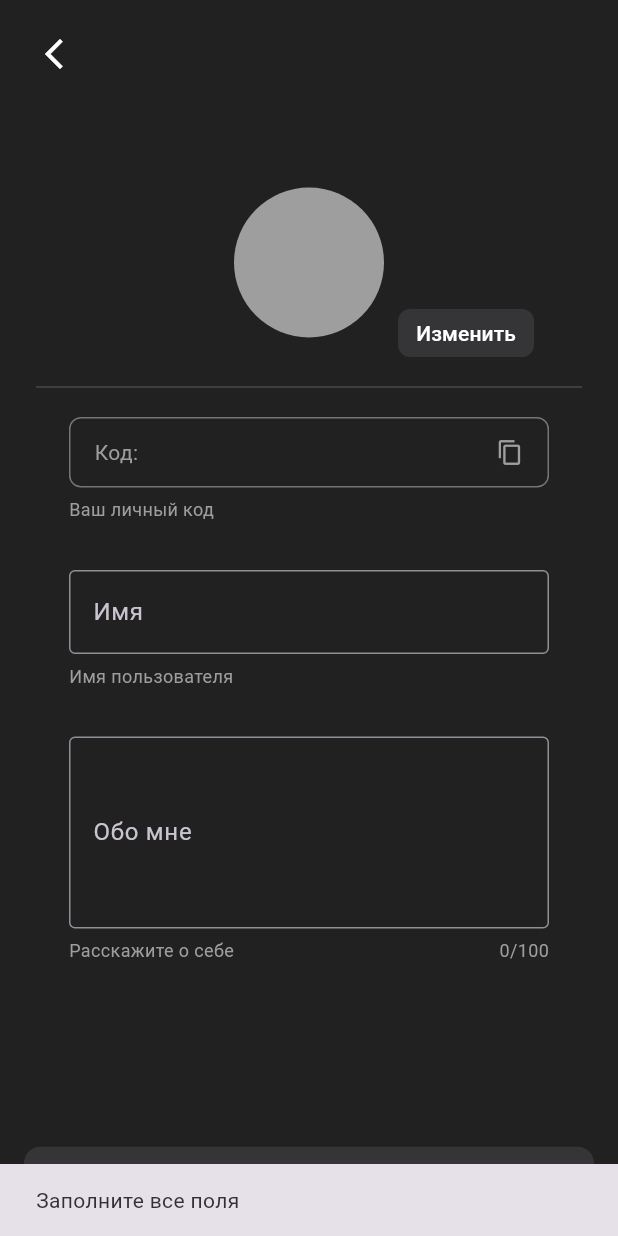
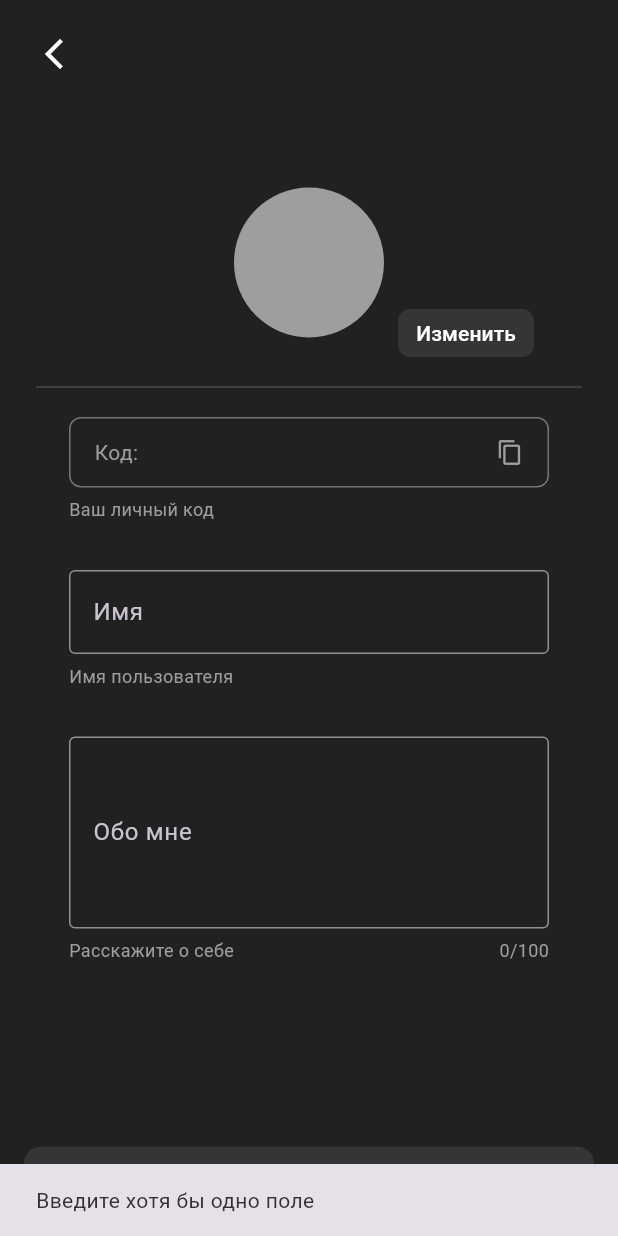
Before and after one commit to 00THESAME00/menro-push-server, a Flutter app: the EditProfileScreen screen opened directly with empty values, after a tap on "Сохранить", on a phone screen of 412 x 824 dp. Run offline on Flutter 3.47's test engine with Material 3 defaults, Android fonts, the phone set to English and light mode, and no system bars; our stand-ins replace cloud_firestore, firebase_core, firebase_messaging, shared_preferences; accounts and stored records are empty.

Commit message:
Обновление

```diff
--- a/lib/main.dart
+++ b/lib/main.dart
@@ -9,7 +9,6 @@ import 'package:firebase_messaging/firebase_messaging.dart';
 import 'package:shared_preferences/shared_preferences.dart';
 import 'package:firebase_core/firebase_core.dart';
 import 'package:flutter/services.dart';
-import 'package:firebase_auth/firebase_auth.dart';
 
 final GlobalKey<NavigatorState> navigatorKey = GlobalKey<NavigatorState>();
 
@@ -1103,13 +1102,17 @@ class _EditProfileScreenState extends State<EditProfileScreen> {
     print('📋 Введено имя: "$name"');
     print('📋 Введено описание: "$about"');
 
-    if (name.isEmpty || about.isEmpty) {
-      print('⚠️ Одно из полей пустое — показываем SnackBar');
+    final updates = <String, dynamic>{};
+    if (name.isNotEmpty) updates['name'] = name;
+    if (about.isNotEmpty) updates['aboutMe'] = about;
+
+    if (updates.isEmpty) {
+      print('⚠️ Ни одно поле не заполнено — показываем SnackBar');
       ScaffoldMessenger.of(context).showSnackBar(
-        const SnackBar(content: Text('Заполните все поля')),
+        const SnackBar(content: Text('Введите хотя бы одно поле')),
       );
       return;
-    }
+}
 
     final docRef = FirebaseFirestore.instance.collection('users').doc(uid);
     print('🔍 Проверяем существование документа users/$uid');
@@ -1118,11 +1121,8 @@ class _EditProfileScreenState extends State<EditProfileScreen> {
       final docSnapshot = await docRef.get();
       if (!docSnapshot.exists) {
         print('🆕 Документ не существует — создаём новый');
-        await docRef.set({
-          'name': name,
-          'aboutMe': about,
-          'createdAt': FieldValue.serverTimestamp(),
-        });
+        updates['createdAt'] = FieldValue.serverTimestamp();
+        await docRef.set(updates);
         print('✅ Профиль создан');
       } else {
         print('✏️ Документ существует — обновляем');
@@ -1163,6 +1163,7 @@ class _EditProfileScreenState extends State<EditProfileScreen> {
                 child: Column(
                   crossAxisAlignment: CrossAxisAlignment.center,
                   children: [
+//граница1
                     SizedBox(
                       width: 180,
                       height: 110,
@@ -1249,6 +1250,7 @@ class _EditProfileScreenState extends State<EditProfileScreen> {
                     const SizedBox(height: 32),
                     SizedBox(
                       width: 320,
+//граница2
                       child: Column(
                         crossAxisAlignment: CrossAxisAlignment.start,
                         children: [
@@ -1335,7 +1337,7 @@ class _EditProfileScreenState extends State<EditProfileScreen> {
       ),
     );
   }
-}
+}  //граница3
 // Изменить чат
 
 class RenameChatScreen extends StatefulWidget {
```
